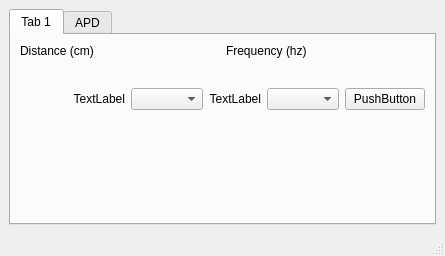
Before: the Qt Designer form tf03_production/main_window.ui in codincodee/tf03_sdk, drawn with Qt 5.
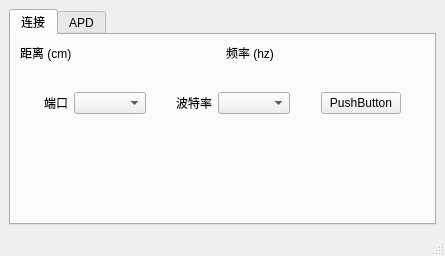
After: the same form once the commit is applied. The open tabs and pages were chosen to show the change. Icons and pictures are not drawn.

```diff
--- a/tf03_production/main_window.ui
+++ b/tf03_production/main_window.ui
@@ -29,7 +29,7 @@
       </property>
       <widget class="QWidget" name="tab">
        <attribute name="title">
-        <string>Tab 1</string>
+        <string>连接</string>
        </attribute>
        <layout class="QGridLayout" name="gridLayout_5">
         <item row="9" column="0">
@@ -39,7 +39,7 @@
             <item row="0" column="0">
              <widget class="QLabel" name="DistanceHintLabel">
               <property name="text">
-               <string>Distance (cm)</string>
+               <string>距离 (cm)</string>
               </property>
               <property name="alignment">
                <set>Qt::AlignBottom|Qt::AlignLeading|Qt::AlignLeft</set>
@@ -49,7 +49,7 @@
             <item row="0" column="1">
              <widget class="QLabel" name="FrequencyHintLabel">
               <property name="text">
-               <string>Frequency (hz)</string>
+               <string>频率 (hz)</string>
               </property>
               <property name="alignment">
                <set>Qt::AlignBottom|Qt::AlignLeading|Qt::AlignLeft</set>
@@ -94,26 +94,13 @@
           </item>
           <item>
            <layout class="QGridLayout" name="gridLayout_2">
-            <item row="0" column="4">
-             <widget class="QComboBox" name="BaudRateComboBox"/>
-            </item>
             <item row="0" column="2">
              <widget class="QComboBox" name="SerialPortComboBox"/>
             </item>
-            <item row="0" column="3">
+            <item row="0" column="4">
              <widget class="QLabel" name="BaudRateLabel">
               <property name="text">
-               <string>TextLabel</string>
-              </property>
-              <property name="alignment">
-               <set>Qt::AlignRight|Qt::AlignTrailing|Qt::AlignVCenter</set>
-              </property>
-             </widget>
-            </item>
-            <item row="0" column="1">
-             <widget class="QLabel" name="PortNameLabel">
-              <property name="text">
-               <string>TextLabel</string>
+               <string>波特率</string>
               </property>
               <property name="alignment">
                <set>Qt::AlignRight|Qt::AlignTrailing|Qt::AlignVCenter</set>
@@ -121,14 +108,66 @@
              </widget>
             </item>
             <item row="0" column="5">
+             <widget class="QComboBox" name="BaudRateComboBox"/>
+            </item>
+            <item row="0" column="0">
+             <spacer name="horizontalSpacer_2">
+              <property name="orientation">
+               <enum>Qt::Horizontal</enum>
+              </property>
+              <property name="sizeHint" stdset="0">
+               <size>
+                <width>40</width>
+                <height>20</height>
+               </size>
+              </property>
+             </spacer>
+            </item>
+            <item row="0" column="1">
+             <widget class="QLabel" name="PortNameLabel">
+              <property name="text">
+               <string>端口</string>
+              </property>
+              <property name="alignment">
+               <set>Qt::AlignRight|Qt::AlignTrailing|Qt::AlignVCenter</set>
+              </property>
+             </widget>
+            </item>
+            <item row="0" column="7">
              <widget class="QPushButton" name="ConnectPushButton">
               <property name="text">
                <string>PushButton</string>
               </property>
              </widget>
             </item>
-            <item row="0" column="0">
-             <spacer name="horizontalSpacer_2">
+            <item row="0" column="6">
+             <spacer name="horizontalSpacer_3">
+              <property name="orientation">
+               <enum>Qt::Horizontal</enum>
+              </property>
+              <property name="sizeHint" stdset="0">
+               <size>
+                <width>40</width>
+                <height>20</height>
+               </size>
+              </property>
+             </spacer>
+            </item>
+            <item row="0" column="3">
+             <spacer name="horizontalSpacer">
+              <property name="orientation">
+               <enum>Qt::Horizontal</enum>
+              </property>
+              <property name="sizeHint" stdset="0">
+               <size>
+                <width>40</width>
+                <height>20</height>
+               </size>
+              </property>
+             </spacer>
+            </item>
+            <item row="0" column="8">
+             <spacer name="horizontalSpacer_4">
               <property name="orientation">
                <enum>Qt::Horizontal</enum>
               </property>
```
Left out of the diff: 22 changed lines with no effect on the pictures.
